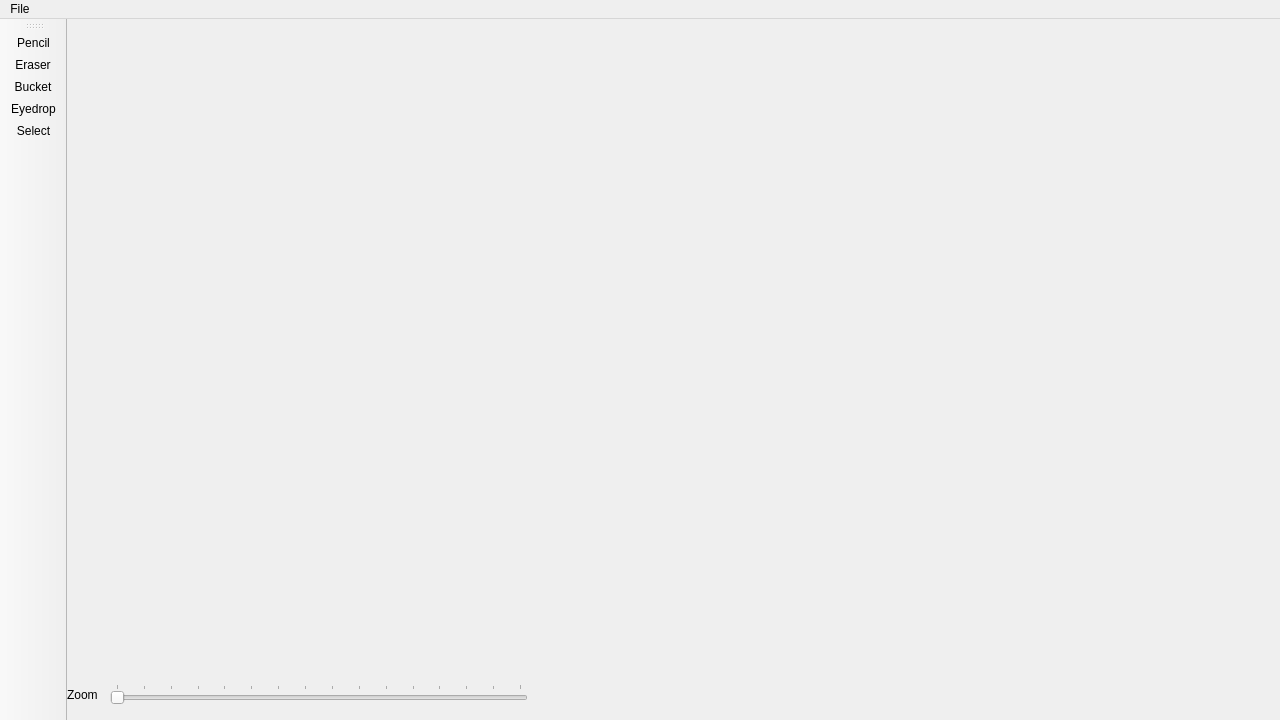
The window that view.ui (Kalean75/Sprite_Editor) describes before a commit, drawn with Qt 5.
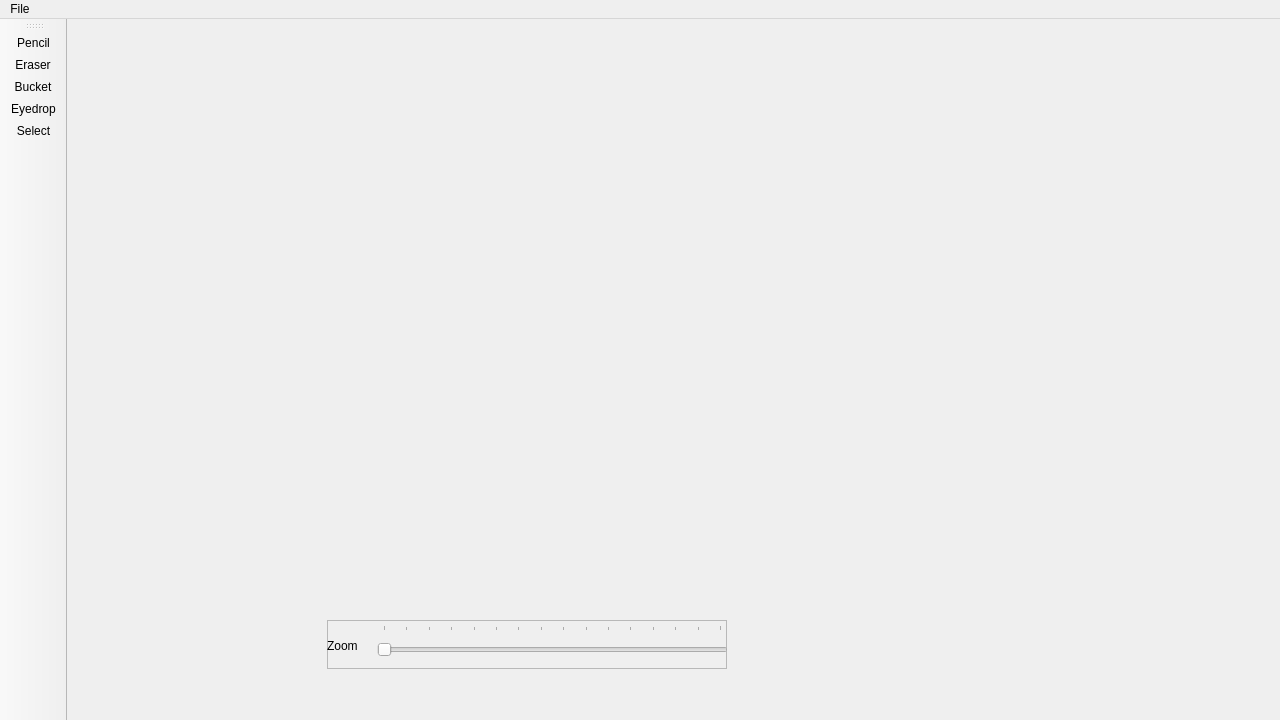
The same window after the commit. Icons and pictures are not drawn.

Commit message: Adjust zoom slider position to ensure visibility when toolbar is moved

Diff of the .ui file:
```diff
--- a/view.ui
+++ b/view.ui
@@ -31,7 +31,7 @@
       <x>0</x>
       <y>0</y>
       <width>921</width>
-      <height>651</height>
+      <height>601</height>
      </rect>
     </property>
     <layout class="QHBoxLayout" name="canvasLayout">
@@ -57,44 +57,34 @@
     <property name="geometry">
      <rect>
       <x>0</x>
-      <y>650</y>
-      <width>461</width>
+      <y>600</y>
+      <width>921</width>
       <height>51</height>
      </rect>
     </property>
-    <layout class="QHBoxLayout" name="zoomLayout">
-     <property name="spacing">
-      <number>12</number>
-     </property>
+    <layout class="QHBoxLayout" name="horizontalLayout">
      <item>
-      <widget class="QLabel" name="zoomLabel">
-       <property name="minimumSize">
+      <widget class="QFrame" name="frame">
+       <property name="maximumSize">
         <size>
-         <width>0</width>
-         <height>0</height>
+         <width>400</width>
+         <height>49</height>
         </size>
        </property>
-       <property name="text">
-        <string>Zoom</string>
+       <property name="frameShape">
+        <enum>QFrame::StyledPanel</enum>
        </property>
-       <property name="alignment">
-        <set>Qt::AlignLeading|Qt::AlignLeft|Qt::AlignVCenter</set>
+       <property name="frameShadow">
+        <enum>QFrame::Raised</enum>
        </property>
-       <property name="margin">
-        <number>9</number>
-       </property>
-       <property name="indent">
-        <number>-1</number>
-       </property>
-      </widget>
-     </item>
-     <item>
       <widget class="QSlider" name="zoomSlider">
-       <property name="sizePolicy">
-        <sizepolicy hsizetype="Expanding" vsizetype="Fixed">
-         <horstretch>0</horstretch>
-         <verstretch>0</verstretch>
-        </sizepolicy>
+        <property name="geometry">
+         <rect>
+          <x>50</x>
+          <y>5</y>
+          <width>351</width>
+          <height>41</height>
+         </rect>
        </property>
        <property name="minimum">
         <number>1</number>
@@ -111,6 +101,20 @@
        <property name="tickInterval">
         <number>1</number>
        </property>
+       </widget>
+       <widget class="QLabel" name="zoomLabel">
+        <property name="geometry">
+         <rect>
+          <x>0</x>
+          <y>0</y>
+          <width>51</width>
+          <height>51</height>
+         </rect>
+        </property>
+        <property name="text">
+         <string>Zoom</string>
+        </property>
+       </widget>
       </widget>
      </item>
     </layout>
```
Left out of the diff: 2 changed lines with no effect on the pictures. Lines whose indentation alone changed are shown as unchanged.
